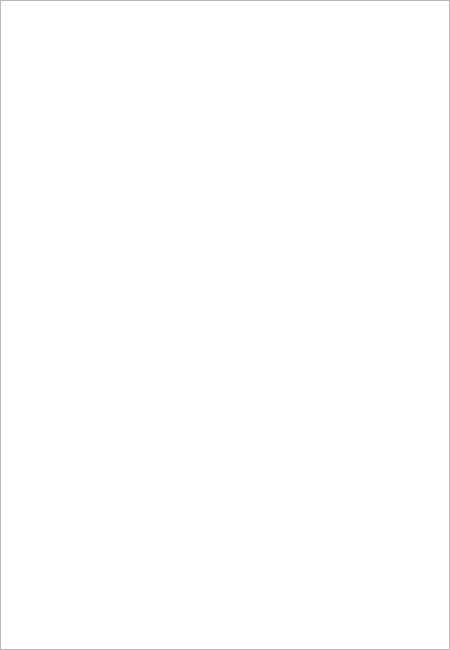
Before: the Qt Designer form PaperSoccerAI/widget.ui in Michal-Miko/PaperSoccerAI, drawn with Qt 5.
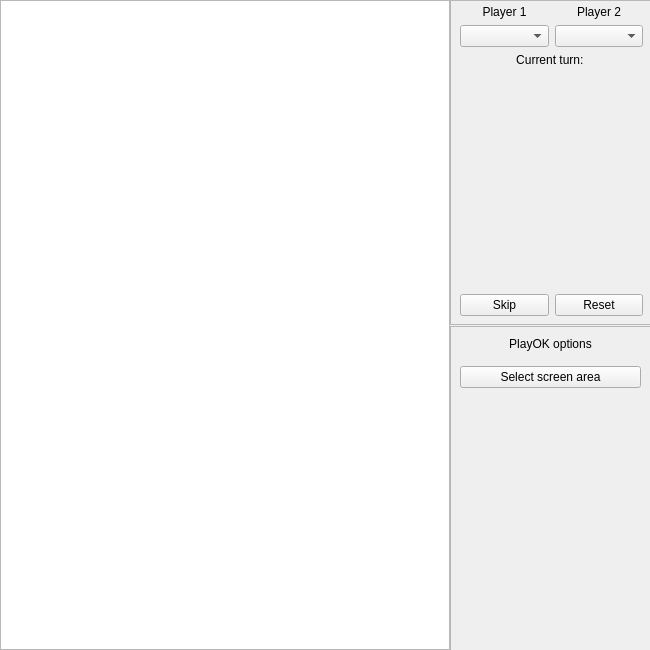
After: the same form once the commit is applied.

Commit message: finished main window layout, basic game logic, gui

The edit to the form file:
```diff
--- a/PaperSoccerAI/widget.ui
+++ b/PaperSoccerAI/widget.ui
@@ -6,19 +6,19 @@
    <rect>
     <x>0</x>
     <y>0</y>
-    <width>450</width>
+    <width>650</width>
     <height>650</height>
    </rect>
   </property>
   <property name="minimumSize">
    <size>
-    <width>450</width>
+    <width>650</width>
     <height>650</height>
    </size>
   </property>
   <property name="maximumSize">
    <size>
-    <width>450</width>
+    <width>650</width>
     <height>650</height>
    </size>
   </property>
@@ -31,6 +31,9 @@
   <property name="windowTitle">
    <string>PaperSoccerAI</string>
   </property>
+  <property name="layoutDirection">
+   <enum>Qt::LeftToRight</enum>
+  </property>
   <widget class="QGraphicsView" name="graphicsView">
    <property name="geometry">
     <rect>
@@ -53,6 +56,236 @@
     <enum>Qt::ScrollBarAlwaysOff</enum>
    </property>
   </widget>
+  <widget class="QWidget" name="verticalLayoutWidget_2">
+   <property name="geometry">
+    <rect>
+     <x>450</x>
+     <y>0</y>
+     <width>201</width>
+     <height>651</height>
+    </rect>
+   </property>
+   <layout class="QVBoxLayout" name="verticalLayout_2">
+    <property name="spacing">
+     <number>1</number>
+    </property>
+    <item>
+     <widget class="QFrame" name="frame_2">
+      <property name="minimumSize">
+       <size>
+        <width>0</width>
+        <height>200</height>
+       </size>
+      </property>
+      <property name="frameShape">
+       <enum>QFrame::StyledPanel</enum>
+      </property>
+      <property name="frameShadow">
+       <enum>QFrame::Raised</enum>
+      </property>
+      <widget class="QWidget" name="gridLayoutWidget">
+       <property name="geometry">
+        <rect>
+         <x>0</x>
+         <y>0</y>
+         <width>203</width>
+         <height>321</height>
+        </rect>
+       </property>
+       <layout class="QGridLayout" name="gridLayout">
+        <property name="leftMargin">
+         <number>10</number>
+        </property>
+        <property name="topMargin">
+         <number>5</number>
+        </property>
+        <property name="rightMargin">
+         <number>10</number>
+        </property>
+        <property name="bottomMargin">
+         <number>5</number>
+        </property>
+        <item row="0" column="0">
+         <widget class="QLabel" name="label">
+          <property name="text">
+           <string>Player 1</string>
+          </property>
+          <property name="alignment">
+           <set>Qt::AlignCenter</set>
+          </property>
+         </widget>
+        </item>
+        <item row="0" column="1">
+         <widget class="QLabel" name="label_2">
+          <property name="text">
+           <string>Player 2</string>
+          </property>
+          <property name="alignment">
+           <set>Qt::AlignCenter</set>
+          </property>
+         </widget>
+        </item>
+        <item row="5" column="1">
+         <widget class="QPushButton" name="resetbutton">
+          <property name="text">
+           <string>Reset</string>
+          </property>
+         </widget>
+        </item>
+        <item row="2" column="1">
+         <widget class="QComboBox" name="p1combo">
+          <property name="placeholderText">
+           <string/>
+          </property>
+         </widget>
+        </item>
+        <item row="2" column="0">
+         <widget class="QComboBox" name="p2combo">
+          <property name="placeholderText">
+           <string/>
+          </property>
+         </widget>
+        </item>
+        <item row="4" column="1">
+         <spacer name="verticalSpacer_2">
+          <property name="orientation">
+           <enum>Qt::Vertical</enum>
+          </property>
+          <property name="sizeHint" stdset="0">
+           <size>
+            <width>20</width>
+            <height>40</height>
+           </size>
+          </property>
+         </spacer>
+        </item>
+        <item row="4" column="0">
+         <spacer name="verticalSpacer">
+          <property name="orientation">
+           <enum>Qt::Vertical</enum>
+          </property>
+          <property name="sizeHint" stdset="0">
+           <size>
+            <width>20</width>
+            <height>40</height>
+           </size>
+          </property>
+         </spacer>
+        </item>
+        <item row="3" column="0" colspan="2">
+         <widget class="QLabel" name="turnlabel">
+          <property name="text">
+           <string>Current turn: &lt;player&gt;</string>
+          </property>
+          <property name="alignment">
+           <set>Qt::AlignCenter</set>
+          </property>
+         </widget>
+        </item>
+        <item row="5" column="0">
+         <widget class="QPushButton" name="pushButton">
+          <property name="text">
+           <string>Skip</string>
+          </property>
+         </widget>
+        </item>
+       </layout>
+      </widget>
+     </widget>
+    </item>
+    <item>
+     <widget class="QFrame" name="frame">
+      <property name="minimumSize">
+       <size>
+        <width>0</width>
+        <height>300</height>
+       </size>
+      </property>
+      <property name="frameShape">
+       <enum>QFrame::StyledPanel</enum>
+      </property>
+      <property name="frameShadow">
+       <enum>QFrame::Raised</enum>
+      </property>
+      <widget class="QWidget" name="verticalLayoutWidget">
+       <property name="geometry">
+        <rect>
+         <x>0</x>
+         <y>30</y>
+         <width>201</width>
+         <height>291</height>
+        </rect>
+       </property>
+       <layout class="QVBoxLayout" name="verticalLayout">
+        <property name="leftMargin">
+         <number>10</number>
+        </property>
+        <property name="topMargin">
+         <number>10</number>
+        </property>
+        <property name="rightMargin">
+         <number>10</number>
+        </property>
+        <property name="bottomMargin">
+         <number>10</number>
+        </property>
+        <item>
+         <widget class="QPushButton" name="ssabutton">
+          <property name="maximumSize">
+           <size>
+            <width>999</width>
+            <height>25</height>
+           </size>
+          </property>
+          <property name="layoutDirection">
+           <enum>Qt::LeftToRight</enum>
+          </property>
+          <property name="autoFillBackground">
+           <bool>false</bool>
+          </property>
+          <property name="text">
+           <string>Select screen area</string>
+          </property>
+         </widget>
+        </item>
+        <item>
+         <spacer name="verticalSpacer_3">
+          <property name="orientation">
+           <enum>Qt::Vertical</enum>
+          </property>
+          <property name="sizeHint" stdset="0">
+           <size>
+            <width>20</width>
+            <height>40</height>
+           </size>
+          </property>
+         </spacer>
+        </item>
+       </layout>
+      </widget>
+      <widget class="QLabel" name="label_3">
+       <property name="geometry">
+        <rect>
+         <x>0</x>
+         <y>10</y>
+         <width>201</width>
+         <height>16</height>
+        </rect>
+       </property>
+       <property name="autoFillBackground">
+        <bool>false</bool>
+       </property>
+       <property name="text">
+        <string>PlayOK options</string>
+       </property>
+       <property name="alignment">
+        <set>Qt::AlignCenter</set>
+       </property>
+      </widget>
+     </widget>
+    </item>
+   </layout>
+  </widget>
  </widget>
  <resources/>
  <connections/>
```
Left out of the diff: 2 changed lines with no effect on the pictures. The commit also changes 22 other files.
